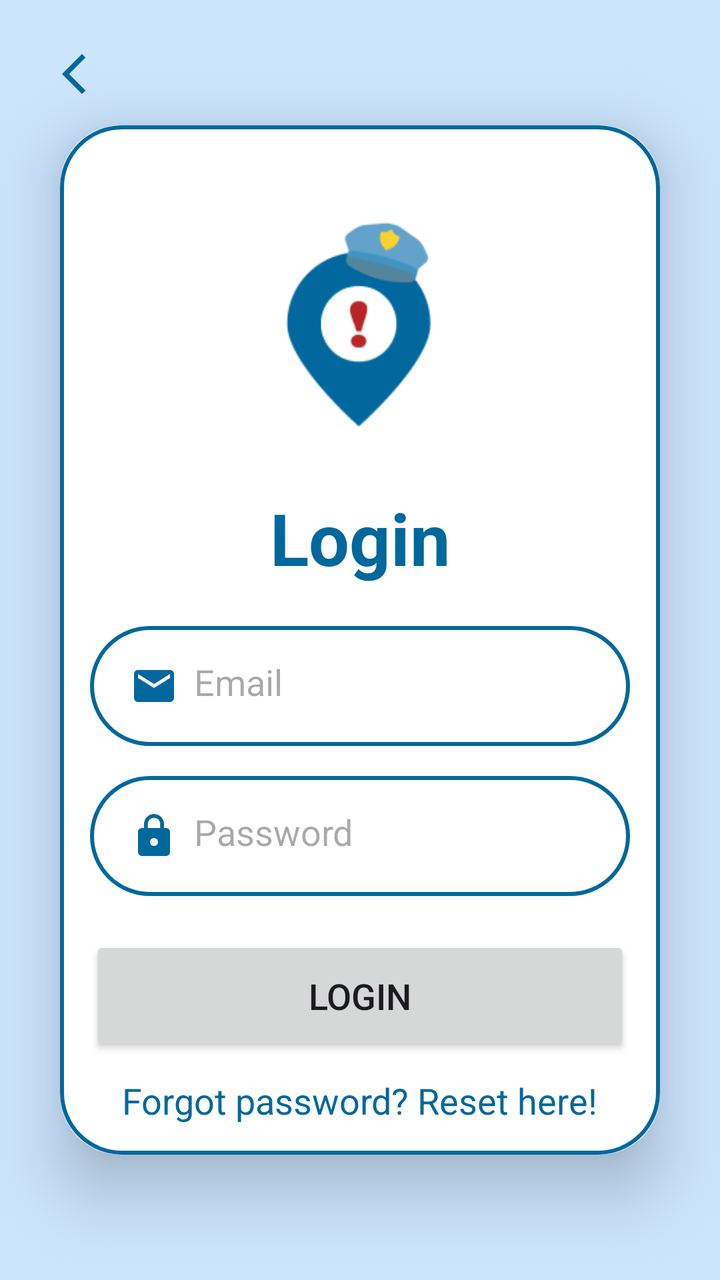
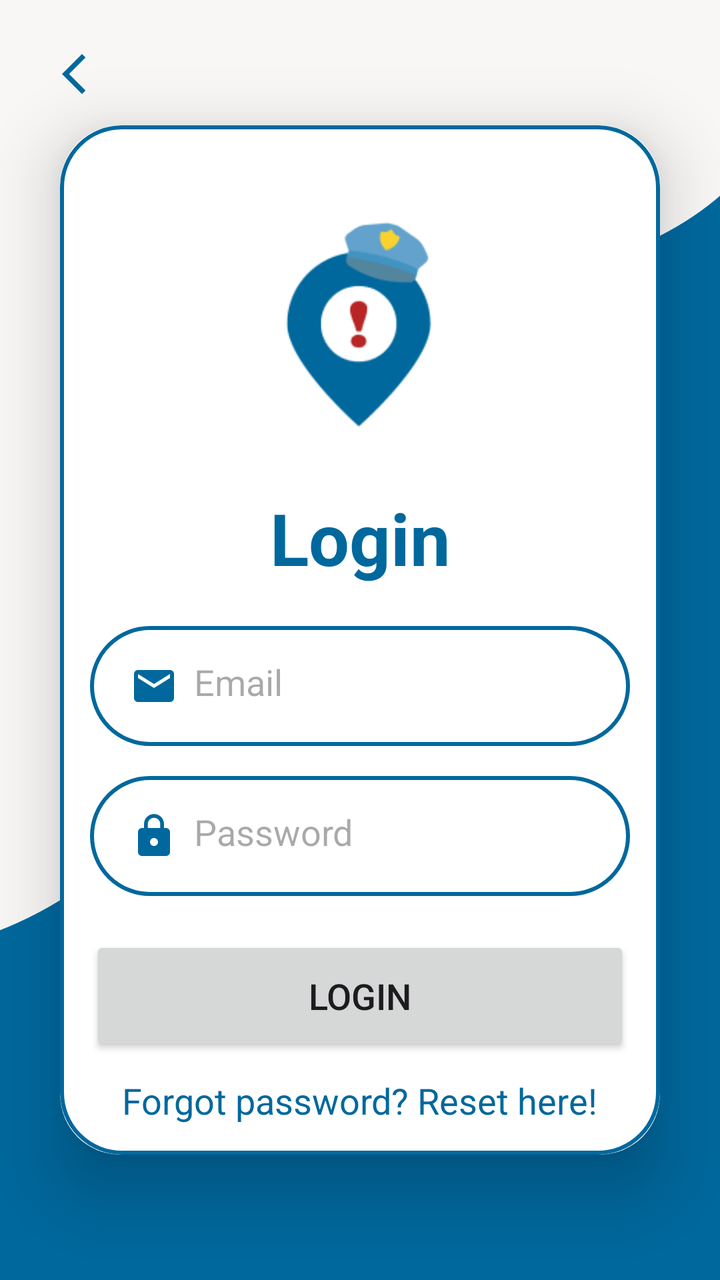

The first picture is an Android layout as it rendered before a commit; the second is the same layout after the commit. The layout source and the unified diff follow.
<!-- AndroidManifest.xml: application theme Theme.SafeGuardApp -->
<!-- res/layout/activity_login.xml -->
<?xml version="1.0" encoding="utf-8"?>
<androidx.constraintlayout.widget.ConstraintLayout xmlns:android="http://schemas.android.com/apk/res/android"
    xmlns:app="http://schemas.android.com/apk/res-auto"
    xmlns:tools="http://schemas.android.com/tools"
    android:layout_width="match_parent"
    android:layout_height="match_parent"
    android:background="@color/md_theme_light_primaryContainer"
    tools:context=".LoginActivity">

    <ImageView
        android:id="@+id/backLoginSignup"
        android:layout_width="wrap_content"
        android:layout_height="wrap_content"
        android:layout_marginStart="25dp"
        android:layout_marginTop="25dp"
        android:src="@drawable/baseline_arrow_back_ios_new_24"
        app:layout_constraintStart_toStartOf="parent"
        app:layout_constraintTop_toTopOf="parent" />

    <androidx.cardview.widget.CardView
        android:layout_width="match_parent"
        android:layout_height="wrap_content"
        android:layout_margin="30dp"
        app:cardCornerRadius="30dp"
        app:cardElevation="20dp"
        app:layout_constraintBottom_toBottomOf="parent"
        app:layout_constraintEnd_toEndOf="parent"
        app:layout_constraintStart_toStartOf="parent"
        app:layout_constraintTop_toTopOf="parent">

        <LinearLayout
            android:layout_width="match_parent"
            android:layout_height="wrap_content"
            android:layout_gravity="center_horizontal"
            android:background="@drawable/custom_edittext"
            android:orientation="vertical"
            android:padding="15dp">

            <ImageView
                android:layout_width="210dp"
                android:layout_height="167dp"
                android:layout_gravity="center_horizontal"
                android:src="@drawable/safe_guard_icon" />

            <TextView
                android:layout_width="match_parent"
                android:layout_height="wrap_content"
                android:text="Login"
                android:textAlignment="center"
                android:textColor="@color/md_theme_light_primary"
                android:textSize="36sp"
                android:textStyle="bold" />

            <EditText
                android:id="@+id/loginEmail"
                android:layout_width="match_parent"
                android:layout_height="60dp"
                android:layout_marginTop="20dp"
                android:background="@drawable/custom_edittext"
                android:drawableLeft="@drawable/baseline_email_24"
                android:drawablePadding="8dp"
                android:hint="Email"
                android:padding="20dp"
                android:textColor="@color/black"
                android:inputType="textEmailAddress"/>

            <EditText
                android:id="@+id/loginPassword"
                android:layout_width="match_parent"
                android:layout_height="60dp"
                android:layout_marginTop="15dp"
                android:background="@drawable/custom_edittext"
                android:drawableLeft="@drawable/baseline_lock_24"
                android:drawablePadding="8dp"
                android:hint="Password"
                android:padding="20dp"
                android:textColor="@color/black"
                android:inputType="textPassword"/>

            <Button
                android:id="@+id/loginBtn"
                android:layout_width="match_parent"
                android:layout_height="60dp"
                android:layout_marginTop="20dp"
                android:text="Login"
                android:textSize="18sp"
                app:cornerRadius="20dp" />

            <TextView
                android:id="@+id/loginFgtPassword"
                android:layout_width="wrap_content"
                android:layout_height="wrap_content"
                android:layout_gravity="center_horizontal"
                android:layout_marginTop="10dp"
                android:text="Forgot password? Reset here!"
                android:textColor="@color/md_theme_light_primary"
                android:textSize="18sp" />

            <ProgressBar
                android:layout_width="wrap_content"
                android:layout_height="wrap_content"
                android:id="@+id/progressBar"
                android:layout_gravity="center_horizontal"
                android:elevation="10dp"
                android:visibility="gone"/>

        </LinearLayout>
    </androidx.cardview.widget.CardView>

</androidx.constraintlayout.widget.ConstraintLayout>
<!-- resources referenced by this layout -->
<resources>
  <color name="black">#000000</color>
  <color name="md_theme_light_primary">#00689D</color>
  <color name="md_theme_light_primaryContainer">#CCE5FF</color>
  <!-- drawable baseline_arrow_back_ios_new_24 (drawable) -->
  <vector android:height="24dp" android:tint="#00689D"
      android:viewportHeight="24" android:viewportWidth="24"
      android:width="24dp" xmlns:android="http://schemas.android.com/apk/res/android">
      <path android:fillColor="@android:color/white" android:pathData="M17.77,3.77l-1.77,-1.77l-10,10l10,10l1.77,-1.77l-8.23,-8.23z"/>
  </vector>
  <!-- drawable baseline_email_24 (drawable) -->
  <vector android:height="24dp" android:tint="#00689D"
      android:viewportHeight="24" android:viewportWidth="24"
      android:width="24dp" xmlns:android="http://schemas.android.com/apk/res/android">
      <path android:fillColor="@android:color/white" android:pathData="M20,4L4,4c-1.1,0 -1.99,0.9 -1.99,2L2,18c0,1.1 0.9,2 2,2h16c1.1,0 2,-0.9 2,-2L22,6c0,-1.1 -0.9,-2 -2,-2zM20,8l-8,5 -8,-5L4,6l8,5 8,-5v2z"/>
  </vector>
  <!-- drawable baseline_lock_24 (drawable) -->
  <vector android:height="24dp" android:tint="#00689D"
      android:viewportHeight="24" android:viewportWidth="24"
      android:width="24dp" xmlns:android="http://schemas.android.com/apk/res/android">
      <path android:fillColor="@android:color/white" android:pathData="M18,8h-1L17,6c0,-2.76 -2.24,-5 -5,-5S7,3.24 7,6v2L6,8c-1.1,0 -2,0.9 -2,2v10c0,1.1 0.9,2 2,2h12c1.1,0 2,-0.9 2,-2L20,10c0,-1.1 -0.9,-2 -2,-2zM12,17c-1.1,0 -2,-0.9 -2,-2s0.9,-2 2,-2 2,0.9 2,2 -0.9,2 -2,2zM15.1,8L8.9,8L8.9,6c0,-1.71 1.39,-3.1 3.1,-3.1 1.71,0 3.1,1.39 3.1,3.1v2z"/>
  </vector>
  <!-- drawable custom_edittext (drawable) -->
  <?xml version="1.0" encoding="utf-8"?>
  <shape xmlns:android="http://schemas.android.com/apk/res/android"
      android:shape="rectangle">
  
      <stroke
          android:width="2dp"
          android:color="@color/md_theme_light_primary"/>
      <corners
          android:radius="30dp"/>
  </shape>
  <style name="Theme.SafeGuardApp" parent="Base.Theme.SafeGuardApp" />
  <color name="md_theme_light_onPrimary">#FFFFFF</color>
  <color name="md_theme_light_onPrimaryContainer">#001E31</color>
  <color name="md_theme_light_secondary">#51606F</color>
  <color name="md_theme_light_onSecondary">#FFFFFF</color>
  <color name="md_theme_light_secondaryContainer">#D4E4F6</color>
  <color name="md_theme_light_onSecondaryContainer">#0D1D2A</color>
  <color name="md_theme_light_tertiary">#66587B</color>
  <color name="md_theme_light_onTertiary">#FFFFFF</color>
  <color name="md_theme_light_tertiaryContainer">#EDDCFF</color>
  <color name="md_theme_light_onTertiaryContainer">#211534</color>
  <color name="md_theme_light_error">#BA1A1A</color>
  <color name="md_theme_light_errorContainer">#FFDAD6</color>
  <color name="md_theme_light_onError">#FFFFFF</color>
  <color name="md_theme_light_onErrorContainer">#410002</color>
  <color name="md_theme_light_background">#F8F7F6</color>
  <color name="md_theme_light_onBackground">#1A1C1E</color>
  <color name="md_theme_light_outline">#72787E</color>
  <color name="md_theme_light_inverseOnSurface">#F0F0F4</color>
  <color name="md_theme_light_inverseSurface">#2F3133</color>
  <color name="md_theme_light_surface">#F9F9FC</color>
  <color name="md_theme_light_onSurface">#1A1C1E</color>
  <color name="md_theme_light_surfaceVariant">#DEE3EB</color>
  <color name="md_theme_light_onSurfaceVariant">#42474E</color>
  <color name="md_theme_light_inversePrimary">#92CCFF</color>
  <!-- unchanged entries left out for length: 2 -->
</resources>

<!-- the commit's change to res/layout/activity_login.xml (unified diff, before → after) -->
@@ -4,7 +4,7 @@
     xmlns:tools="http://schemas.android.com/tools"
     android:layout_width="match_parent"
     android:layout_height="match_parent"
-    android:background="@color/md_theme_light_primaryContainer"
+    android:background="@drawable/login_background"
     tools:context=".LoginActivity">
 
     <ImageView
<!-- resource entries referenced after the edit -->
@@ -32,6 +32,7 @@
       <corners
           android:radius="30dp"/>
   </shape>
+  <!-- drawable login_background: png bitmap (drawable, 30103 bytes) -->
   <style name="Theme.SafeGuardApp" parent="Base.Theme.SafeGuardApp" />
   <color name="md_theme_light_onPrimary">#FFFFFF</color>
   <color name="md_theme_light_onPrimaryContainer">#001E31</color>
